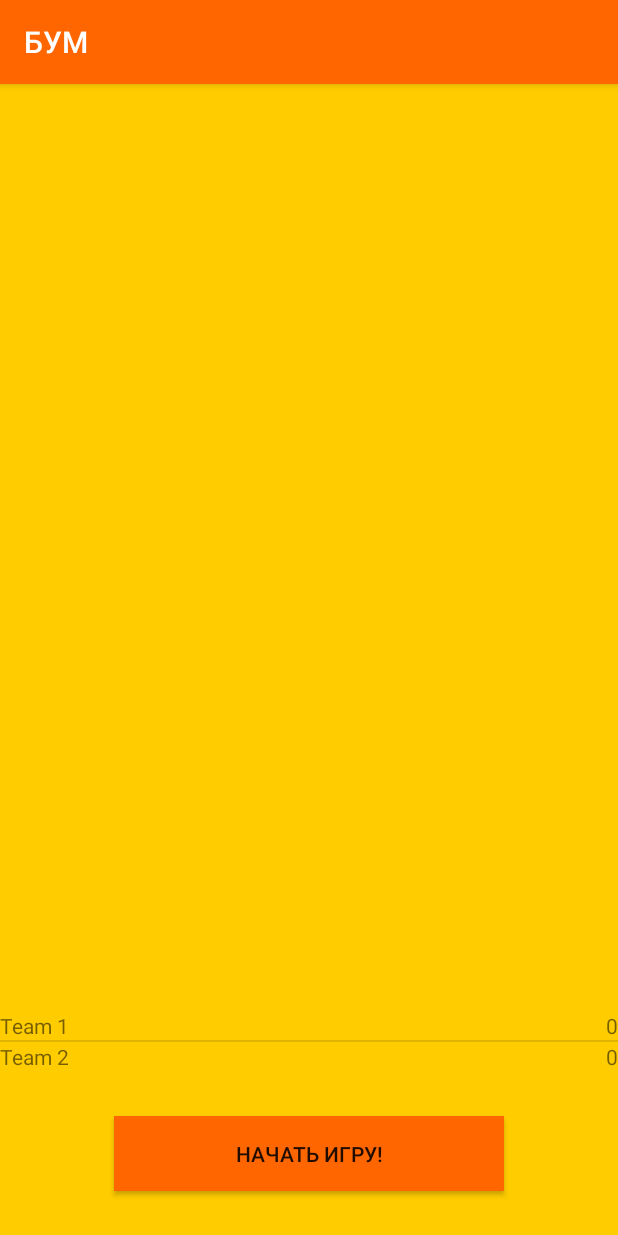
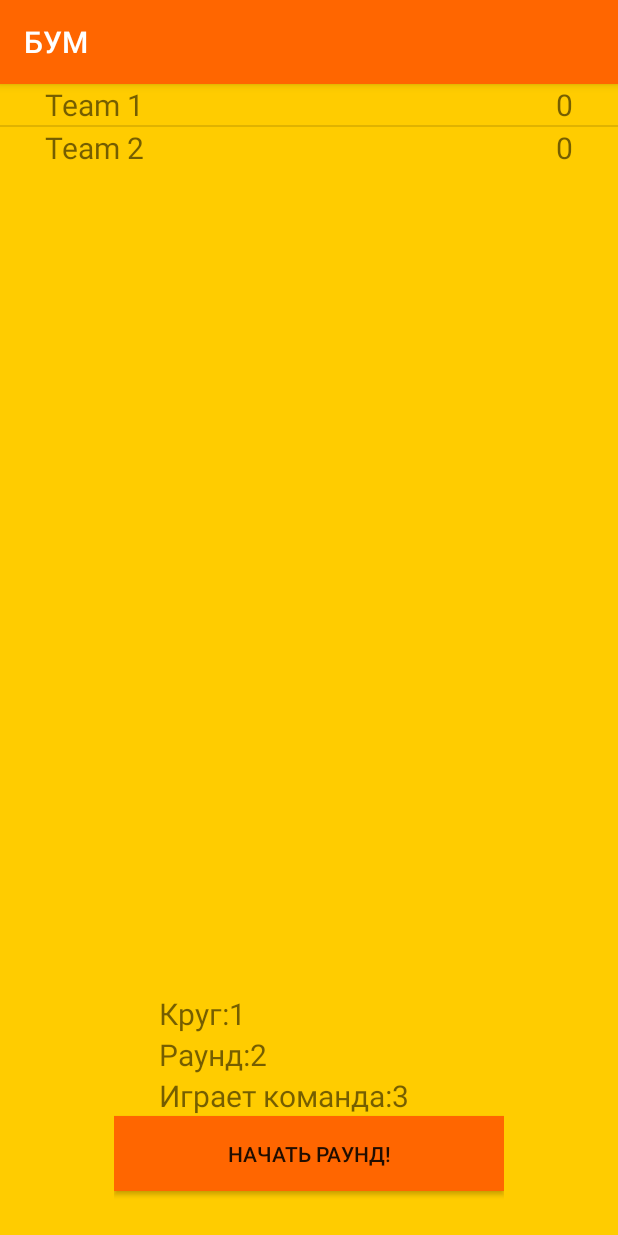
Before and after one commit to Nadtochii/boom, an Android app: the fragment FragmentRoundInfo placed in its activity, on a phone screen of 412 x 824 dp. Run offline under Robolectric (Android 15) with nearby library versions, the phone set to English and light mode, and no system bars.

Commit message:
Align fragment_roud_info. Choose person from array

```diff
--- a/app/src/main/java/com/example/sasha/myapplication/fragments/FragmentRound.java
+++ b/app/src/main/java/com/example/sasha/myapplication/fragments/FragmentRound.java
@@ -23,6 +23,7 @@ public class FragmentRound extends Fragment {
     private View mView;
 
     private Button mGuessed;
+    private Button mNotGuessed;
     private TextView mPerson;
 
     private Timer mTimer;
@@ -36,19 +37,22 @@ public class FragmentRound extends Fragment {
             return mView;
 
         mView = inflater.inflate(R.layout.fragment_round, container, false);
-
         mPersonsInGame = Game.getCurrentGame().getPersons();
-//        mGuessed = (Button) mView.findViewById(R.id.guessed);
-//        mGuessed.setOnClickListener(new View.OnClickListener() {
-//            @Override
-//            public void onClick(View v) {
-//                startTimer();
-//            }
-//        });
 
         startTimer();
         mPerson = (TextView) mView.findViewById(R.id.person);
-        mPerson.setText(mPersonsInGame.get(3));
+        mPerson.setText(mPersonsInGame.get(0));
+
+        mGuessed = (Button) mView.findViewById(R.id.guessed);
+        mNotGuessed = (Button) mView.findViewById(R.id.not_guessed);
+
+        mGuessed.setOnClickListener(new View.OnClickListener() {
+            @Override
+            public void onClick(View v) {
+                //show next person
+            }
+        });
+
         return mView;
     }
 
@@ -59,7 +63,22 @@ public class FragmentRound extends Fragment {
                 getActivity().runOnUiThread(new Runnable() {
                     @Override
                     public void run() {
-                        getActivity().getSupportFragmentManager().beginTransaction().replace(R.id.fragment_container, new FragmentRoundInfo()).addToBackStack(null).commit();
+                        mNotGuessed.setVisibility(View.VISIBLE);
+                        mNotGuessed.setOnClickListener(new View.OnClickListener() {
+                            @Override
+                            public void onClick(View v) {
+                                //person was not guessed
+                                getActivity().getSupportFragmentManager().beginTransaction().replace(R.id.fragment_container, new FragmentRoundInfo()).addToBackStack(null).commit();
+                            }
+                        });
+
+                        mGuessed.setOnClickListener(new View.OnClickListener() {
+                            @Override
+                            public void onClick(View v) {
+                                //person was guessed
+                                getActivity().getSupportFragmentManager().beginTransaction().replace(R.id.fragment_container, new FragmentRoundInfo()).addToBackStack(null).commit();
+                            }
+                        });
                     }
                 });
             }
--- a/app/src/main/java/com/example/sasha/myapplication/fragments/FragmentSettings.java
+++ b/app/src/main/java/com/example/sasha/myapplication/fragments/FragmentSettings.java
@@ -75,12 +75,8 @@ public class FragmentSettings extends Fragment {
             }
         });
 
-//        Game.setCurrentGame(new Game(mTeamNumbers.getProgress() +
-//                Game.MIN_TEAMS_COUNT, mLevel.getProgress() + Game.MIN_GAME_LEVEL));
-
         Resources resources = getResources();
         String[] persons = resources.getStringArray(R.array.persons);
-        Log.d("Boom", "2222" + persons[3]);
         final ArrayList<String> personsList = new ArrayList<String>(Arrays.asList(persons));
 
         mNextButton = (Button) mView.findViewById(R.id.nextButton);
--- a/app/src/main/java/com/example/sasha/myapplication/game/Game.java
+++ b/app/src/main/java/com/example/sasha/myapplication/game/Game.java
@@ -20,6 +20,10 @@ public class Game {
     private int mNumTeams;
     private int mLevel;
     private ArrayList<String> mPersons;
+
+    public ArrayList<String> mPersonsIn;
+    public ArrayList<String> mPersonsOut;
+
 
     public Game(int numTeams, int level, ArrayList<String> persons) {
         mNumTeams = numTeams;
--- a/app/src/main/res/layout/fragment_round.xml
+++ b/app/src/main/res/layout/fragment_round.xml
@@ -5,10 +5,23 @@
     android:background="@color/backgroundColor">
 
     <TextView
-        android:layout_width="match_parent"
+        android:layout_width="wrap_content"
         android:layout_height="@dimen/infoRowHeight"
         android:layout_centerVertical="true"
-        android:id="@+id/person"/>
+        android:layout_centerHorizontal="true"
+        android:id="@+id/person"
+        android:textSize="@dimen/infoTextSize" />
+
+    <Button
+        android:visibility="invisible"
+        android:layout_width="@dimen/mainBtnWidth"
+        android:layout_height="@dimen/mainBtnHeight"
+        android:layout_alignParentBottom="true"
+        android:layout_centerHorizontal="true"
+        android:background="@color/btnBackgroundColor"
+        android:layout_marginBottom="100dp"
+        android:id="@+id/not_guessed"
+        android:text="@string/not_guessed"/>
 
     <Button
         android:layout_width="@dimen/mainBtnWidth"
--- a/app/src/main/res/layout/fragment_round_info.xml
+++ b/app/src/main/res/layout/fragment_round_info.xml
@@ -4,21 +4,83 @@
     android:layout_height="match_parent"
     android:background="@color/backgroundColor">
 
-    <Button
-        android:layout_width="@dimen/mainBtnWidth"
-        android:layout_height="@dimen/mainBtnHeight"
-        android:layout_alignParentBottom="true"
-        android:layout_centerHorizontal="true"
-        android:background="@color/btnBackgroundColor"
-        android:layout_marginTop="@dimen/margin_bottom"
-        android:layout_marginBottom="@dimen/margin_bottom"
-        android:id="@+id/startGameBtn"
-        android:text="@string/start_game"/>
-
     <ListView
         android:id="@+id/scoreboard"
         android:layout_width="match_parent"
+        android:layout_height="wrap_content"/>
+
+    <LinearLayout
+        android:layout_width="wrap_content"
         android:layout_height="wrap_content"
-        android:layout_above="@id/startGameBtn"/>
+        android:orientation="vertical"
+        android:id="@+id/round_info"
+        android:layout_alignParentBottom="true"
+        android:layout_centerHorizontal="true">
+        <LinearLayout
+            android:layout_width="wrap_content"
+            android:layout_height="wrap_content">
+            <TextView
+                android:layout_width="wrap_content"
+                android:layout_height="wrap_content"
+                android:textSize="@dimen/infoTextSize"
+                android:layout_marginLeft="@dimen/infoMarginLeft"
+                android:text="@string/circle"/>
+            <TextView
+                android:layout_width="wrap_content"
+                android:layout_height="wrap_content"
+                android:textSize="@dimen/infoTextSize"
+                android:text="1"
+                android:id="@+id/id_circle"/>
+        </LinearLayout>
+
+        <LinearLayout
+            android:layout_width="wrap_content"
+            android:layout_height="wrap_content"
+            android:orientation="horizontal">
+            <TextView
+                android:layout_width="wrap_content"
+                android:layout_height="wrap_content"
+                android:textSize="@dimen/infoTextSize"
+                android:layout_marginLeft="@dimen/infoMarginLeft"
+                android:text="@string/round"/>
+            <TextView
+                android:layout_width="wrap_content"
+                android:layout_height="wrap_content"
+                android:textSize="@dimen/infoTextSize"
+                android:text="2"
+                android:id="@+id/id_round"/>
+        </LinearLayout>
+
+        <LinearLayout
+            android:layout_width="wrap_content"
+            android:layout_height="wrap_content"
+            android:orientation="horizontal">
+            <TextView
+                android:layout_width="wrap_content"
+                android:layout_height="wrap_content"
+                android:textSize="@dimen/infoTextSize"
+                android:layout_marginLeft="@dimen/infoMarginLeft"
+                android:id="@+id/team_play_text"
+                android:text="@string/team_play"/>
+            <TextView
+                android:layout_width="wrap_content"
+                android:layout_height="wrap_content"
+                android:textSize="@dimen/infoTextSize"
+                android:text="3"
+                android:id="@+id/id_player_team"/>
+        </LinearLayout>
+
+
+        <Button
+            android:layout_width="@dimen/mainBtnWidth"
+            android:layout_height="@dimen/mainBtnHeight"
+            android:background="@color/btnBackgroundColor"
+            android:layout_alignParentBottom="true"
+            android:layout_centerHorizontal="true"
+            android:layout_gravity="center|bottom"
+            android:layout_marginBottom="@dimen/margin_bottom"
+            android:id="@+id/startGameBtn"
+            android:text="@string/start_round"/>
+    </LinearLayout>
 
 </RelativeLayout>
--- a/app/src/main/res/layout/item_team_score.xml
+++ b/app/src/main/res/layout/item_team_score.xml
@@ -7,11 +7,15 @@
         android:layout_width="0dp"
         android:layout_height="wrap_content"
         android:layout_weight="1"
+        android:textSize="@dimen/infoTextSize"
+        android:layout_marginLeft="@dimen/infoMarginLeft"
         android:id="@+id/team_name"/>
 
     <TextView
         android:layout_width="wrap_content"
         android:layout_height="wrap_content"
+        android:textSize="@dimen/infoTextSize"
+        android:layout_marginRight="@dimen/infoMarginLeft"
         android:id="@+id/team_score"/>
 
 </LinearLayout>
--- a/app/src/main/res/values/strings.xml
+++ b/app/src/main/res/values/strings.xml
@@ -10,5 +10,9 @@
     <string name="round_time">Время раунда</string>
     <string name="start_game">Начать игру!</string>
     <string name="start_round">Начать раунд!</string>
-    <string name="guessed">Отгадано</string>
+    <string name="guessed">Отгадали</string>
+    <string name="not_guessed">Не отгадали</string>
+    <string name="circle">Круг: </string>
+    <string name="round">Раунд: </string>
+    <string name="team_play">Играет команда: </string>
 </resources>
```
